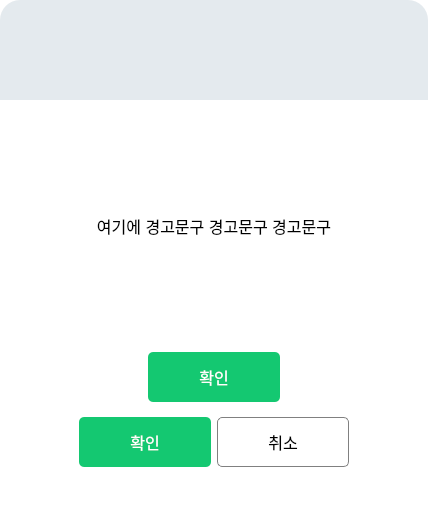
Before: the Qt Designer form code/front/ui/warning_dialog.ui in guaba98/TeamCollaborationTool, drawn with Qt 5.
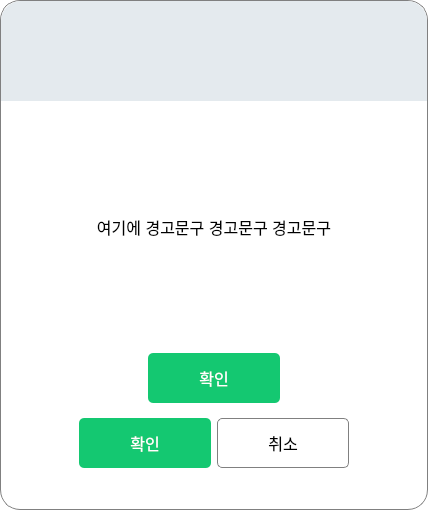
After: the same form once the commit is applied.

Diff of the .ui file:
```diff
--- a/code/front/ui/warning_dialog.ui
+++ b/code/front/ui/warning_dialog.ui
@@ -17,6 +17,7 @@
    <string notr="true">QFrame#frame{
 background-color: rgb(255, 255, 255);
 border-radius:20px;
+border: 0.5px solid gray;
 
 }
 QDialog#WarnDialog{
```
